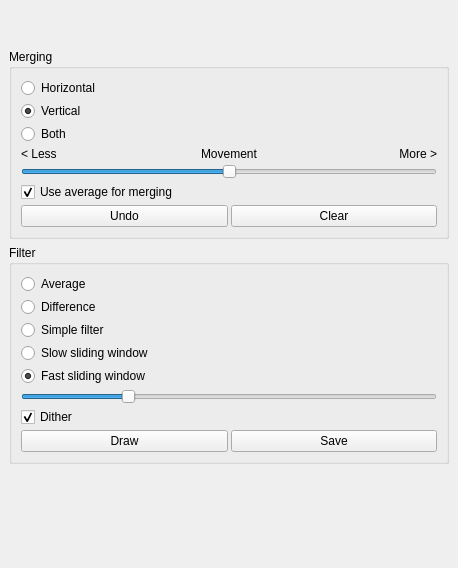
This is src/mainwindow.ui in spillerrec/Overmix as Qt 5 draws it before an edit. The edited form follows.
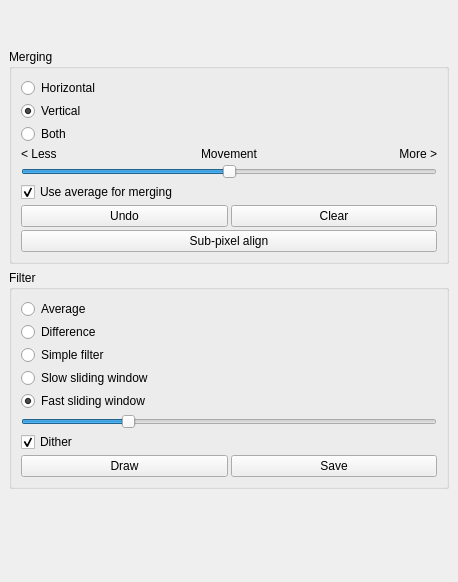
This is the edited form.

Commit message: ADD: start on subpixel alignment

```diff
--- a/src/mainwindow.ui
+++ b/src/mainwindow.ui
@@ -7,7 +7,7 @@
     <x>0</x>
     <y>0</y>
     <width>458</width>
-    <height>568</height>
+    <height>582</height>
    </rect>
   </property>
   <property name="windowTitle">
@@ -140,6 +140,13 @@
            </item>
           </layout>
          </item>
+         <item>
+          <widget class="QPushButton" name="btn_subpixel">
+           <property name="text">
+            <string>Sub-pixel align</string>
+           </property>
+          </widget>
+         </item>
         </layout>
        </widget>
       </item>
```
The commit also changes 4 other files.
